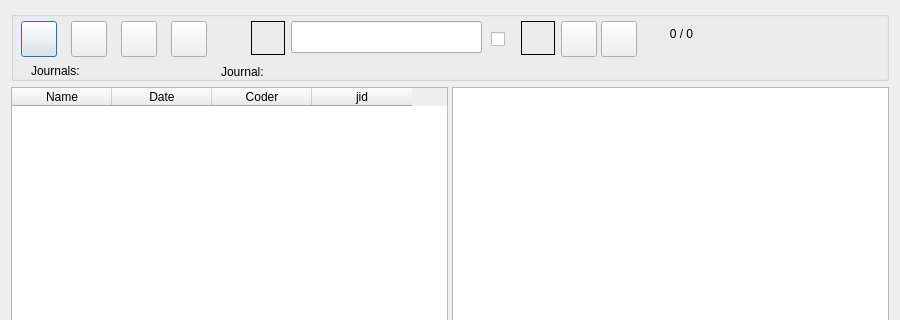
ccbogel/QualCoder, file GUI_UIs/ui_dialog_journals.ui: the form before one commit; both pictures show x 0 to 900 and y 0 to 320 of the 900 by 680 pixel window.
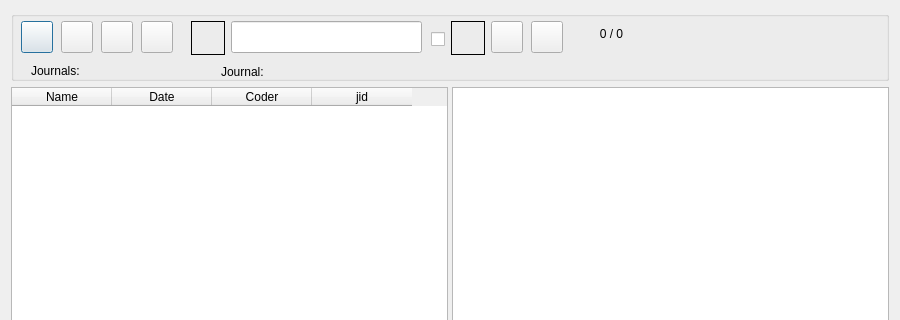
The form after the commit.

Patch:
```diff
--- a/GUI_UIs/ui_dialog_journals.ui
+++ b/GUI_UIs/ui_dialog_journals.ui
@@ -36,8 +36,8 @@
        <rect>
         <x>10</x>
         <y>10</y>
-        <width>36</width>
-        <height>36</height>
+        <width>32</width>
+        <height>32</height>
        </rect>
       </property>
       <property name="toolTip">
@@ -50,10 +50,10 @@
      <widget class="QPushButton" name="pushButton_export">
       <property name="geometry">
        <rect>
-        <x>60</x>
+        <x>50</x>
         <y>10</y>
-        <width>36</width>
-        <height>36</height>
+        <width>32</width>
+        <height>32</height>
        </rect>
       </property>
       <property name="toolTip">
@@ -66,10 +66,10 @@
      <widget class="QPushButton" name="pushButton_delete">
       <property name="geometry">
        <rect>
-        <x>160</x>
+        <x>130</x>
         <y>10</y>
-        <width>36</width>
-        <height>36</height>
+        <width>32</width>
+        <height>32</height>
        </rect>
       </property>
       <property name="toolTip">
@@ -108,10 +108,10 @@
      <widget class="QPushButton" name="pushButton_export_all">
       <property name="geometry">
        <rect>
-        <x>110</x>
+        <x>90</x>
         <y>10</y>
-        <width>36</width>
-        <height>36</height>
+        <width>32</width>
+        <height>32</height>
        </rect>
       </property>
       <property name="toolTip">
@@ -124,7 +124,7 @@
      <widget class="QLabel" name="label_search_regex">
       <property name="geometry">
        <rect>
-        <x>240</x>
+        <x>180</x>
         <y>10</y>
         <width>34</width>
         <height>34</height>
@@ -152,10 +152,10 @@
      <widget class="QPushButton" name="pushButton_next">
       <property name="geometry">
        <rect>
-        <x>590</x>
+        <x>520</x>
         <y>10</y>
-        <width>36</width>
-        <height>36</height>
+        <width>32</width>
+        <height>32</height>
        </rect>
       </property>
       <property name="toolTip">
@@ -168,7 +168,7 @@
      <widget class="QLabel" name="label_search_totals">
       <property name="geometry">
        <rect>
-        <x>630</x>
+        <x>560</x>
         <y>12</y>
         <width>81</width>
         <height>22</height>
@@ -184,7 +184,7 @@
      <widget class="QLineEdit" name="lineEdit_search">
       <property name="geometry">
        <rect>
-        <x>280</x>
+        <x>220</x>
         <y>10</y>
         <width>191</width>
         <height>32</height>
@@ -197,7 +197,7 @@
      <widget class="QCheckBox" name="checkBox_search_all_journals">
       <property name="geometry">
        <rect>
-        <x>480</x>
+        <x>420</x>
         <y>10</y>
         <width>21</width>
         <height>36</height>
@@ -213,10 +213,10 @@
      <widget class="QPushButton" name="pushButton_previous">
       <property name="geometry">
        <rect>
-        <x>550</x>
+        <x>480</x>
         <y>10</y>
-        <width>36</width>
-        <height>36</height>
+        <width>32</width>
+        <height>32</height>
        </rect>
       </property>
       <property name="toolTip">
@@ -229,7 +229,7 @@
      <widget class="QLabel" name="label_search_all_journals">
       <property name="geometry">
        <rect>
-        <x>510</x>
+        <x>440</x>
         <y>10</y>
         <width>34</width>
         <height>34</height>
```
